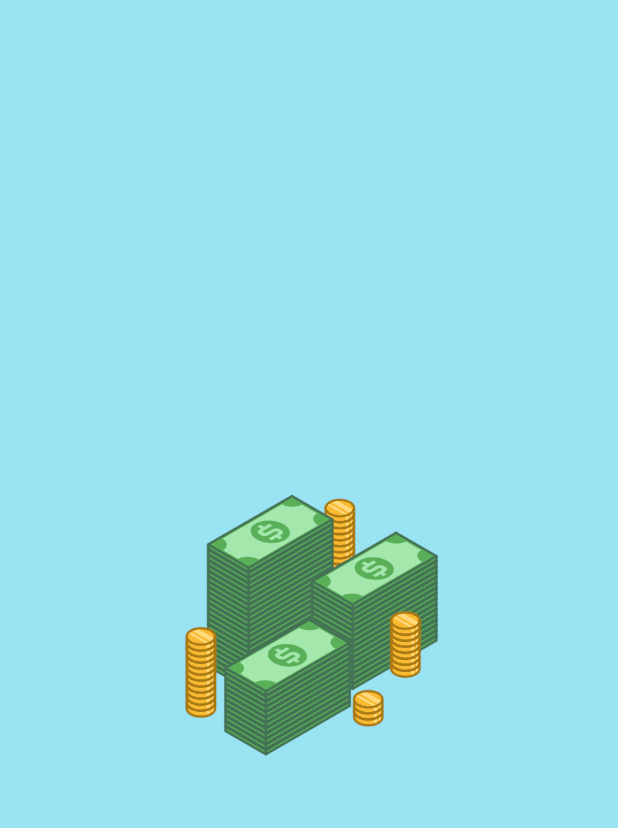
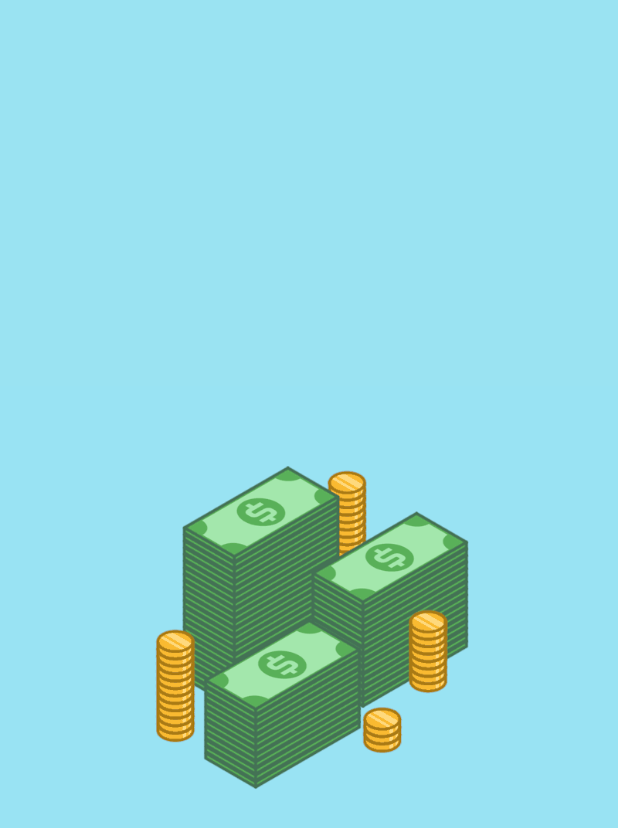
Before and after one commit to norvilArce/proyectoAndroid, an Android app: the SplashActivity screen opened directly, with no data from a screen before it, on a phone screen of 412 x 824 dp. Shown: the top 828 px of the screen. Run offline under Robolectric (Android 15) with nearby library versions, the phone set to English and light mode, and no system bars.

Commit message:
a veeeeeeer

```diff
--- a/app/src/main/java/com/isil/appproyectoandroid/SplashActivity.java
+++ b/app/src/main/java/com/isil/appproyectoandroid/SplashActivity.java
@@ -28,7 +28,7 @@ public class SplashActivity extends AppCompatActivity {
             }
         };
 
-        handler.postDelayed(runnable, 3000);
+        handler.postDelayed(runnable, 4000);
     }
 
     private void mostrarTabsActivity() {
--- a/app/src/main/res/layout/activity_splash.xml
+++ b/app/src/main/res/layout/activity_splash.xml
@@ -9,8 +9,8 @@
     tools:context=".SplashActivity">
 
     <pl.droidsonroids.gif.GifImageView
-        android:layout_width="wrap_content"
-        android:layout_height="250dp"
+        android:layout_width="match_parent"
+        android:layout_height="match_parent"
         android:src="@drawable/logo"
         />
 
```
